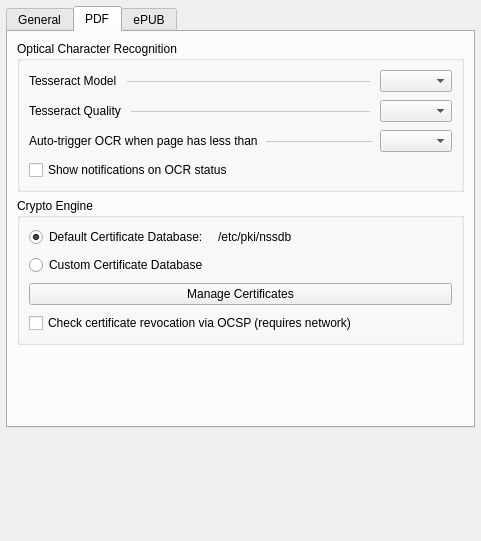
l4rzy/okular-mupdf-ng, file src/generator/config/settingswidget.ui: the form before one commit.
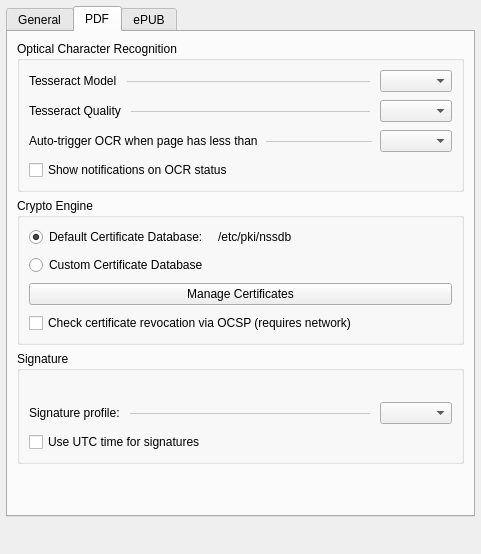
The form after the commit. The open tabs and pages were chosen to show the change. Custom widgets are drawn as their Qt base class.

Commit message: feat: add signature profile & preview

```diff
--- a/src/generator/config/settingswidget.ui
+++ b/src/generator/config/settingswidget.ui
@@ -7,7 +7,7 @@
     <x>0</x>
     <y>0</y>
     <width>481</width>
-    <height>541</height>
+    <height>554</height>
    </rect>
   </property>
   <property name="sizePolicy">
@@ -554,6 +554,74 @@
          </layout>
         </widget>
        </item>
+       <item>
+        <widget class="QGroupBox" name="signatureAppearanceBox">
+         <property name="title">
+          <string>Signature</string>
+         </property>
+         <layout class="QVBoxLayout" name="signatureVerticalLayout">
+          <property name="spacing">
+           <number>8</number>
+          </property>
+          <item>
+           <widget class="QLabel" name="signaturePreviewLabel">
+            <property name="frameShape">
+             <enum>QFrame::Shape::NoFrame</enum>
+            </property>
+            <property name="alignment">
+             <set>Qt::AlignmentFlag::AlignHCenter|Qt::AlignmentFlag::AlignTop</set>
+            </property>
+           </widget>
+          </item>
+          <item>
+           <layout class="QHBoxLayout" name="signatureProfileLayout">
+            <property name="spacing">
+             <number>10</number>
+            </property>
+            <item>
+             <widget class="QLabel" name="labelSignatureProfile">
+              <property name="text">
+               <string>Signature profile:</string>
+              </property>
+             </widget>
+            </item>
+            <item>
+             <widget class="QFrame" name="line_signatureProfile">
+              <property name="sizePolicy">
+               <sizepolicy hsizetype="Expanding" vsizetype="Fixed">
+                <horstretch>1</horstretch>
+                <verstretch>0</verstretch>
+               </sizepolicy>
+              </property>
+              <property name="styleSheet">
+               <string notr="true">border: none; border-bottom: 1px solid palette(midlight);</string>
+              </property>
+              <property name="frameShape">
+               <enum>QFrame::Shape::HLine</enum>
+              </property>
+              <property name="frameShadow">
+               <enum>QFrame::Shadow::Plain</enum>
+              </property>
+             </widget>
+            </item>
+            <item>
+             <widget class="QComboBox" name="kcfg_SignatureProfile"/>
+            </item>
+           </layout>
+          </item>
+          <item>
+           <widget class="QCheckBox" name="kcfg_SignatureUseUtc">
+            <property name="toolTip">
+             <string>Render the signature appearance timestamp in UTC instead of local time.</string>
+            </property>
+            <property name="text">
+             <string>Use UTC time for signatures</string>
+            </property>
+           </widget>
+          </item>
+         </layout>
+        </widget>
+       </item>
        <item>
         <spacer name="pdfVerticalSpacer">
          <property name="orientation">
```
Left out of the diff: 6 changed lines with no effect on the pictures. The commit also changes 21 other files.
